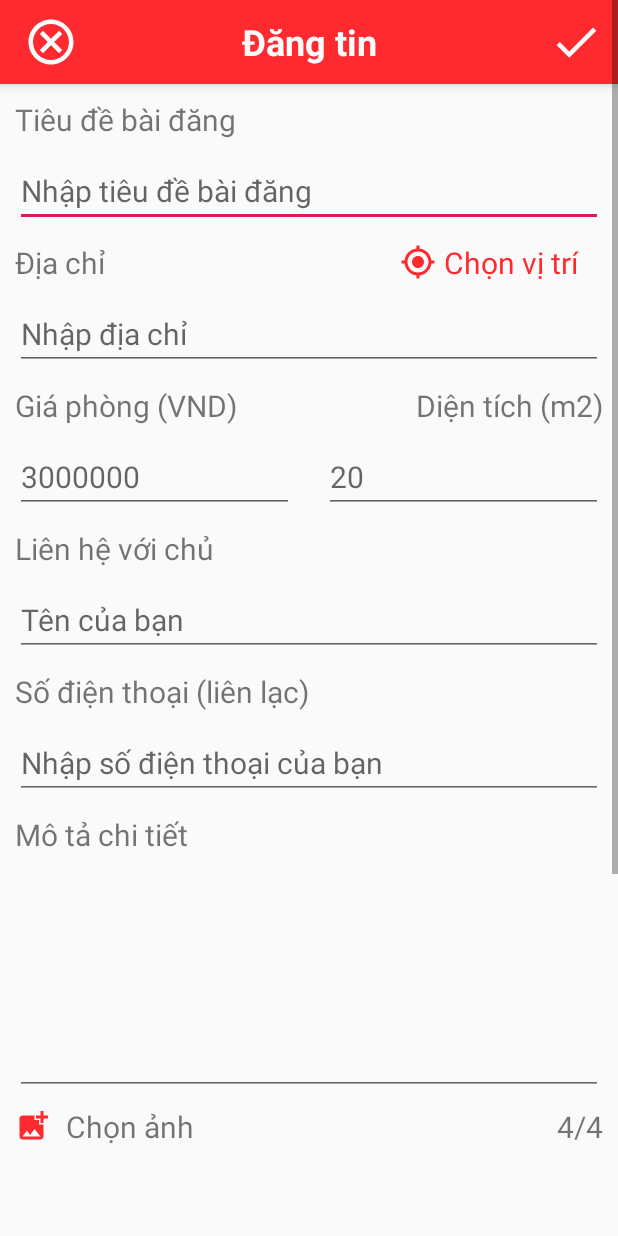
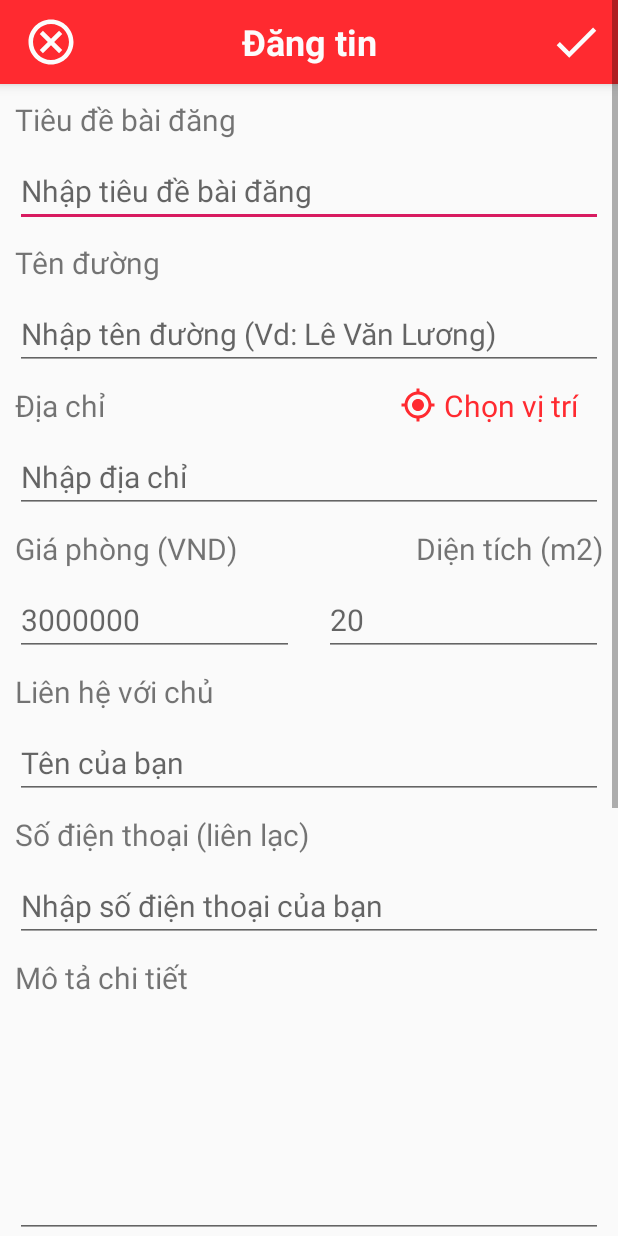
Before and after one commit to ledutu/FindHomeProject, an Android app: the MotelPosting screen opened directly, with no data from a screen before it, on a phone screen of 412 x 824 dp. Run offline under Robolectric (Android 15) with nearby library versions, the phone set to English and light mode, and no system bars; our stand-ins replace Firebase (no records; nobody signed in at launch, a user with empty details on screens opened directly).

Commit message:
Finish project

```diff
--- a/app/src/main/java/com/example/findhomeproject/intents/DetailMotel.java
+++ b/app/src/main/java/com/example/findhomeproject/intents/DetailMotel.java
@@ -57,8 +57,6 @@ public class DetailMotel extends AppCompatActivity {
     FirebaseDatabase firebaseDatabase;
 
     int check;
-
-    DecimalFormat costFormat;
 
     @Override
     protected void onCreate(Bundle savedInstanceState) {
@@ -143,8 +141,5 @@ public class DetailMotel extends AppCompatActivity {
             myRef.child(String.valueOf(motelNews.getId())).child("check").setValue(1);
             Toast.makeText(DetailMotel.this, "Added from favourite", Toast.LENGTH_SHORT).show();
         }
-
-
-
     }
 }
--- a/app/src/main/java/com/example/findhomeproject/intents/MotelPosting.java
+++ b/app/src/main/java/com/example/findhomeproject/intents/MotelPosting.java
@@ -55,7 +55,7 @@ public class MotelPosting extends AppCompatActivity {
     ImageButton btnCancel, btnPost;
     EditText txtMotelPostingtitle, txtMotelPostingAddress,
             txtMotelPostingCost, txtMotelPostingArea, txtMotelYourNamePosting,
-            txtMotelYourPhonePosting, txtMotelPostingDetail;
+            txtMotelYourPhonePosting, txtMotelPostingDetail, txtKeyMotelAddress;
 
     TextView btnChooseImage, txtImageLimited;
     ImageView gvImage;
@@ -92,7 +92,7 @@ public class MotelPosting extends AppCompatActivity {
             @Override
             public void onDataChange(@NonNull DataSnapshot dataSnapshot) {
                 id = (int) dataSnapshot.getChildrenCount();
-                Log.i("id", String.valueOf(id));
+                Log.i("id", String.valueOf(dataSnapshot.getKey()));
             }
 
             @Override
@@ -168,6 +168,7 @@ public class MotelPosting extends AppCompatActivity {
                                     String motelYourPhonePosting = txtMotelYourPhonePosting.getText().toString().trim();
                                     String motelPostingDetail = txtMotelPostingDetail.getText().toString().trim();
                                     String phone = motelYourPhonePosting + " - " + motelYourNamePosting;
+                                    String keyMotelAddress = txtKeyMotelAddress.getText().toString().trim().toLowerCase();
 
 
                                     @SuppressWarnings("VisibleForTests")
@@ -180,7 +181,8 @@ public class MotelPosting extends AppCompatActivity {
                                             phone,
                                             motelPostingArea,
                                             date,
-                                            motelPostingDetail
+                                            motelPostingDetail,
+                                            keyMotelAddress
                                     );
 
                                     myRef.child(String.valueOf(id)).setValue(imageUploadInfo);
@@ -343,6 +345,7 @@ public class MotelPosting extends AppCompatActivity {
         txtMotelYourNamePosting = findViewById(R.id.txtMotelYourNamePosting);
         txtMotelYourPhonePosting = findViewById(R.id.txtMotelYourPhonePosting);
         txtMotelPostingDetail = findViewById(R.id.txtMotelPostingDetail);
+        txtKeyMotelAddress = findViewById(R.id.txtKeyMotelAddress);
         btnChooseImage = findViewById(R.id.btnChooseImage);
         txtImageLimited = findViewById(R.id.txtImageLimited);
         gvImage = findViewById(R.id.gvImage);
--- a/app/src/main/java/com/example/findhomeproject/modelForMotel/MotelNews.java
+++ b/app/src/main/java/com/example/findhomeproject/modelForMotel/MotelNews.java
@@ -42,7 +42,7 @@ public class MotelNews implements Serializable {
     };
 
     //add addressKey
-    public MotelNews(int id, String motelCost, String motelImage, String motelName, String motelAddress, String phoneNumber, String motelArea, String timePosting, String motelDetail, int check, String addressKey) {
+    public MotelNews(int id, String motelCost, String motelImage, String motelName, String motelAddress, String phoneNumber, String motelArea, String timePosting, String motelDetail, String addressKey) {
         this.id = id;
         this.motelCost = motelCost;
         this.motelImage = motelImage;
--- a/app/src/main/java/com/example/findhomeproject/ui/favourite/FavouriteFragment.java
+++ b/app/src/main/java/com/example/findhomeproject/ui/favourite/FavouriteFragment.java
@@ -3,6 +3,7 @@ package com.example.findhomeproject.ui.favourite;
 import android.app.ProgressDialog;
 import android.content.Intent;
 import android.os.Bundle;
+import android.util.Log;
 import android.view.LayoutInflater;
 import android.view.View;
 import android.view.ViewGroup;
@@ -62,6 +63,7 @@ public class FavouriteFragment extends Fragment {
                 if (motelNews.getCheck() == 1) {
                     arrMotelNews.add(motelNews);
                     adapterMotelSaving.notifyDataSetChanged();
+                    Log.i("key", dataSnapshot.getKey());
                 }
 
                 progressDialog.dismiss();
--- a/app/src/main/res/layout/activity_motel_posting.xml
+++ b/app/src/main/res/layout/activity_motel_posting.xml
@@ -53,6 +53,16 @@
             android:hint="Nhập tiêu đề bài đăng"
             android:id="@+id/txtMotelPostingtitle"
             android:inputType="text"/>
+
+        <TextView
+            style="@style/TextPosting"
+            android:text="Tên đường"/>
+        <EditText
+            style="@style/EditTextPosting"
+            android:hint="Nhập tên đường (Vd: Lê Văn Lương)"
+            android:id="@+id/txtKeyMotelAddress"
+            android:inputType="text"/>
+
         <LinearLayout
             android:layout_width="match_parent"
             android:layout_height="wrap_content"
```
Also changed, not shown: app/src/main/java/com/example/findhomeproject/ui/search/SearchFragment.java (+78 -1 lines).
